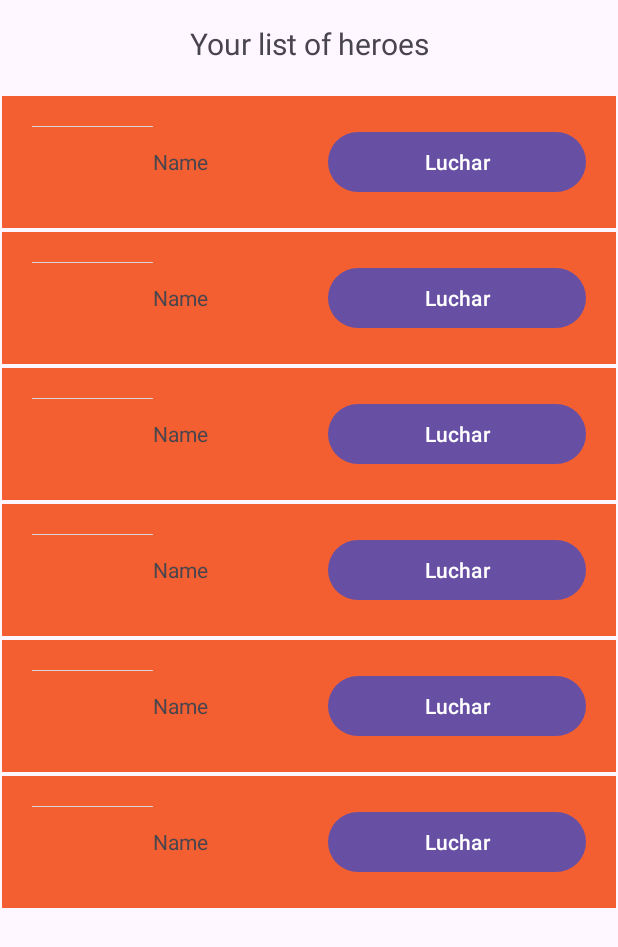
After one commit to Javier-MC81/DragonBallAndroid, an Android app: the layout fragment_list.xml on its own in the app's theme, with its tools: preview values and no code run, on a phone screen of 412 x 824 dp. The commit adds this screen. Shown: the top 947 px of the screen. Run offline under Robolectric (Android 15) with nearby library versions, the phone set to English and light mode, and no system bars; network calls fail.

Commit message:
Esperando al adapter y el viewholder pero con la lista recibida

```diff
--- a/app/src/main/AndroidManifest.xml
+++ b/app/src/main/AndroidManifest.xml
@@ -1,6 +1,9 @@
 <?xml version="1.0" encoding="utf-8"?>
 <manifest xmlns:android="http://schemas.android.com/apk/res/android"
     xmlns:tools="http://schemas.android.com/tools">
+
+    <uses-permission android:name="android.permission.INTERNET" />
+    <uses-permission android:name="android.permission.ACCESS_NETWORK_STATE" />
 
     <application
         android:allowBackup="true"
@@ -13,6 +16,9 @@
         android:theme="@style/Theme.DragonBallAndroid"
         tools:targetApi="31">
         <activity
+            android:name=".SecondActivity"
+            android:exported="false" />
+        <activity
             android:name=".MainActivity"
             android:exported="true">
             <intent-filter>
--- /dev/null
+++ b/app/src/main/res/layout/fragment_list.xml
@@ -0,0 +1,34 @@
+<?xml version="1.0" encoding="utf-8"?>
+<androidx.constraintlayout.widget.ConstraintLayout xmlns:android="http://schemas.android.com/apk/res/android"
+    xmlns:tools="http://schemas.android.com/tools"
+    android:layout_width="match_parent"
+    android:layout_height="match_parent"
+    xmlns:app="http://schemas.android.com/apk/res-auto"
+    tools:context=".ListFragment">
+
+    <!-- TODO: Update blank fragment layout -->
+    <TextView
+        android:id="@+id/tvTitle"
+        android:layout_width="match_parent"
+        android:layout_height="wrap_content"
+        android:gravity="center"
+        android:text="Your list of heroes"
+        android:textSize="20dp"
+        android:layout_marginTop="15dp"
+        app:layout_constraintEnd_toEndOf="parent"
+        app:layout_constraintStart_toStartOf="parent"
+        app:layout_constraintTop_toTopOf="parent"  />
+
+    <androidx.recyclerview.widget.RecyclerView
+        android:layout_width="match_parent"
+        android:layout_height="0dp"
+        android:layout_marginTop="20dp"
+        app:layout_constraintTop_toBottomOf="@id/tvTitle"
+        app:layout_constraintBottom_toBottomOf="parent"
+        app:layout_constraintEnd_toEndOf="parent"
+        app:layout_constraintStart_toStartOf="parent"
+        tools:listitem="@layout/item_personaje"
+        tools:itemCount="10"/>
+
+
+</androidx.constraintlayout.widget.ConstraintLayout>
--- /dev/null
+++ b/app/src/main/res/layout/item_personaje.xml
@@ -0,0 +1,34 @@
+<?xml version="1.0" encoding="utf-8"?>
+<LinearLayout xmlns:android="http://schemas.android.com/apk/res/android"
+    xmlns:app="http://schemas.android.com/apk/res-auto"
+    xmlns:tools="http://schemas.android.com/tools"
+    android:layout_width="match_parent"
+    android:layout_height="wrap_content"
+    android:orientation="horizontal"
+    android:padding="20dp"
+    android:layout_margin="1dp"
+    android:background="@color/orange"
+    >
+
+    <ImageView
+        android:id="@+id/ivPersonaje"
+        android:layout_width="wrap_content"
+        android:layout_height="wrap_content"
+        android:layout_weight="1"
+        tools:srcCompat="@tools:sample/avatars" />
+
+    <TextView
+        android:id="@+id/tvName"
+        android:layout_width="wrap_content"
+        android:layout_height="wrap_content"
+        android:layout_weight="1"
+        android:text="Name" />
+
+    <Button
+        android:id="@+id/bLuchar"
+        android:layout_width="wrap_content"
+        android:layout_height="wrap_content"
+        android:layout_weight="1"
+        android:text="Luchar" />
+
+</LinearLayout>
--- a/app/src/main/res/values/colors.xml
+++ b/app/src/main/res/values/colors.xml
@@ -2,4 +2,6 @@
 <resources>
     <color name="black">#FF000000</color>
     <color name="white">#FFFFFFFF</color>
+    <color name="orange">#F35F30</color>
+
 </resources>
--- a/app/src/main/res/values/strings.xml
+++ b/app/src/main/res/values/strings.xml
@@ -1,5 +1,7 @@
 <resources>
     <string name="app_name">DragonBallAndroid</string>
     <string name="title">DragonBall App</string>
+    <!-- TODO: Remove or change this placeholder text -->
+    <string name="hello_blank_fragment">Hello blank fragment</string>
 
 </resources>
```
Also changed, not shown: app/build.gradle (+16 -2 lines), app/src/main/java/com/jmoreno/dragonballandroid/ListFragment.kt (added, +60 -0 lines), app/src/main/java/com/jmoreno/dragonballandroid/MainActivity.kt (+32 -35 lines), app/src/main/java/com/jmoreno/dragonballandroid/Personaje.kt (added, +11 -0 lines), app/src/main/java/com/jmoreno/dragonballandroid/PersonajeDTO.kt (added, +9 -0 lines), app/src/main/java/com/jmoreno/dragonballandroid/SecondActivity.kt (added, +54 -0 lines), app/src/main/java/com/jmoreno/dragonballandroid/SecondActivityViewModel.kt (added, +52 -0 lines), app/src/main/java/com/jmoreno/dragonballandroid/ViewModelMainActivity.kt (added, +55 -0 lines), app/src/main/res/layout/activity_main.xml (+7 -6 lines), app/src/main/res/layout/activity_second.xml (added, +21 -0 lines).
